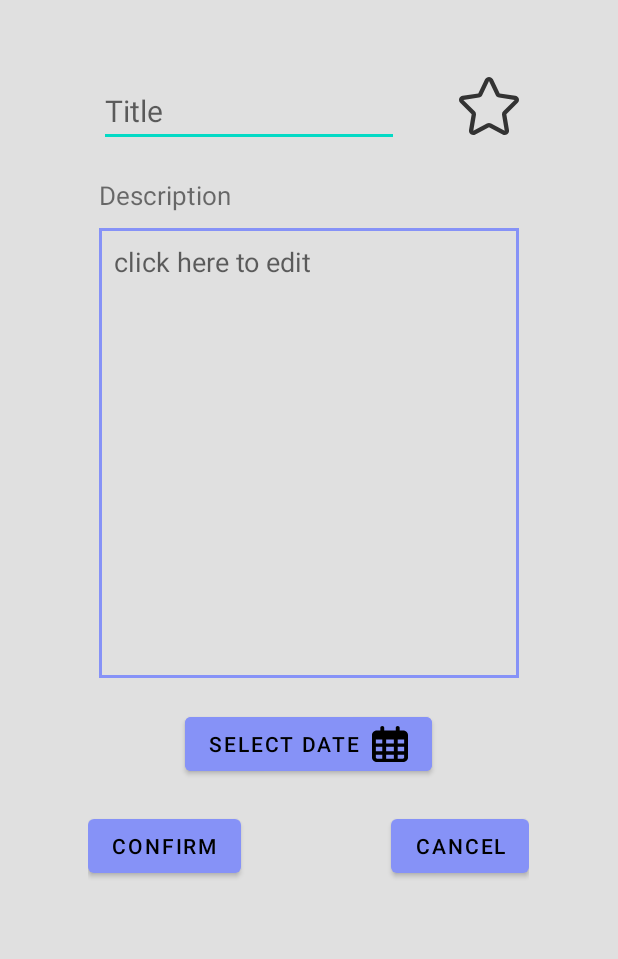
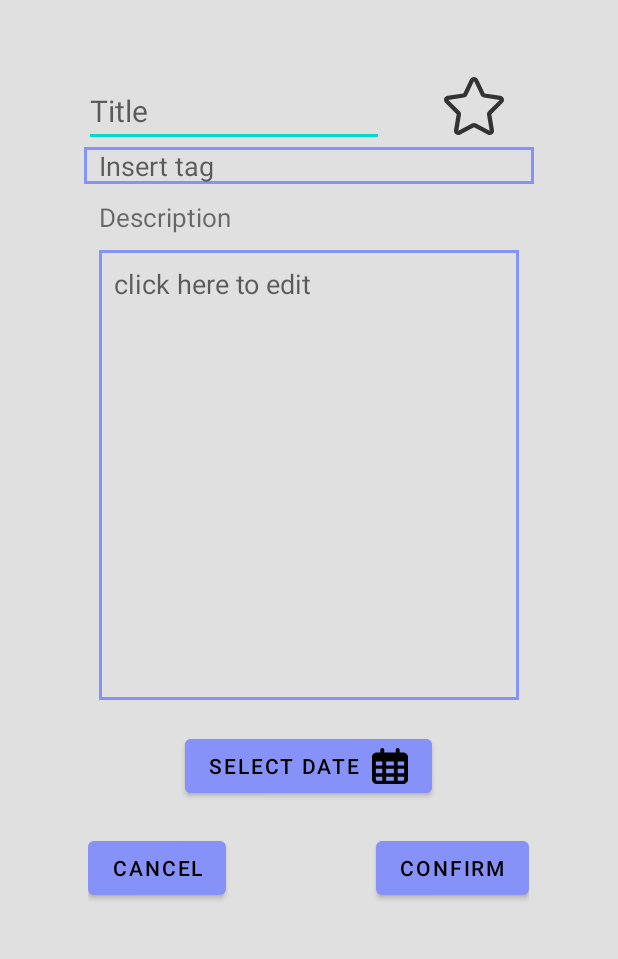
Before and after one commit to CrazyPingu/TaskBud, an Android app: the EditTodoHabit screen opened directly, with no data from a screen before it, on a phone screen of 412 x 824 dp, the part 150-1109 px from its top. Run offline under Robolectric (Android 15) with nearby library versions, the phone set to English and light mode, and no system bars.

Commit message:
Add habits now works

```diff
--- a/app/src/main/java/com/mobile/todo/EditTodoHabit.kt
+++ b/app/src/main/java/com/mobile/todo/EditTodoHabit.kt
@@ -1,12 +1,20 @@
 package com.mobile.todo
 
+import android.app.Activity
 import android.app.DatePickerDialog
 import android.content.Context
 import android.content.Intent
 import android.os.Bundle
+import android.util.Log
 import android.view.View
 import android.widget.Button
+import android.widget.EditText
+import android.widget.Toast
 import androidx.appcompat.app.AppCompatActivity
+import com.mobile.todo.database.AppDatabase
+import com.mobile.todo.database.dataset.Habit
+import kotlinx.coroutines.GlobalScope
+import kotlinx.coroutines.launch
 import java.util.*
 
 class EditTodoHabit : AppCompatActivity() {
@@ -16,6 +24,8 @@ class EditTodoHabit : AppCompatActivity() {
         setContentView(R.layout.activity_edit_text)
 
         val dateButton = findViewById<Button>(R.id.date)
+        val title = findViewById<EditText>(R.id.title)
+        val description = findViewById<EditText>(R.id.description)
 
         if (intent.hasExtra(EXTRA_DATA)) {
             val data = intent.getSerializableExtra(EXTRA_DATA) as TYPE
@@ -32,20 +42,49 @@ class EditTodoHabit : AppCompatActivity() {
             val day = c.get(Calendar.DAY_OF_MONTH)
 
             // Date Picker Dialog
-            val dpd = DatePickerDialog(this, DatePickerDialog.OnDateSetListener { _, year, monthOfYear, dayOfMonth ->
-                // Display Selected date in text view
-                dateButton.text = "$dayOfMonth/${monthOfYear + 1}/$year"
-            }, year, month, day)
+            val dpd = DatePickerDialog(
+                this,
+                DatePickerDialog.OnDateSetListener { _, year, monthOfYear, dayOfMonth ->
+                    // Display Selected date in text view
+                    dateButton.text = "$dayOfMonth/${monthOfYear + 1}/$year"
+                },
+                year,
+                month,
+                day
+            )
             dpd.show() // Show DatePickerDialog
+        }
+
+        findViewById<Button>(R.id.confirm).setOnClickListener {
+            if(title.text.toString() == ""){
+                Toast.makeText(this, "Title must not be empty", Toast.LENGTH_SHORT).show()
+                return@setOnClickListener
+            }
+            GlobalScope.launch {
+                AppDatabase.getDatabase(this@EditTodoHabit).habitDao().insertHabit(
+                    Habit(
+                        title.text.toString(),
+                        description.text.toString(),
+                        HomePage.USER_ID.toInt()
+                    )
+                )
+                startActivity(Intent(this@EditTodoHabit, HomePage::class.java))
+            }
+        }
+
+        findViewById<Button>(R.id.cancel).setOnClickListener {
+            onBackPressed()
         }
     }
 
     companion object {
         private const val EXTRA_DATA = "type"
+
         enum class TYPE {
             HABIT,
             TODO
         }
+
         fun newInstance(context: Context, data: TYPE): Intent {
             return Intent(context, EditTodoHabit::class.java).apply {
                 putExtra(EXTRA_DATA, data)
--- a/app/src/main/java/com/mobile/todo/database/AppDatabase.kt
+++ b/app/src/main/java/com/mobile/todo/database/AppDatabase.kt
@@ -25,7 +25,6 @@ abstract class AppDatabase : RoomDatabase() {
     abstract fun badgeDao(): BadgeDao
     abstract fun userBadgeDao(): UserBadgeDao
 
-
     companion object {
 
         @Volatile
@@ -35,12 +34,9 @@ abstract class AppDatabase : RoomDatabase() {
 
             val tempInstance = INSTANCE
             if(tempInstance != null) {
-
                 return tempInstance
-
             }
             synchronized(this) {
-
                 val instance = Room.databaseBuilder(
                     context.applicationContext,
                     AppDatabase::class.java,
--- a/app/src/main/java/com/mobile/todo/database/dao/UserDao.kt
+++ b/app/src/main/java/com/mobile/todo/database/dao/UserDao.kt
@@ -7,10 +7,10 @@ import com.mobile.todo.database.dataset.User
 interface UserDao {
 
     @Insert(onConflict = OnConflictStrategy.IGNORE)
-    suspend fun insertUser(user: User)
+    fun insertUser(user: User)
 
     @Delete
-    suspend fun deleteUser(user: User)
+    fun deleteUser(user: User)
 
     @Query("SELECT * FROM user WHERE username = :username and password = :password LIMIT 1;")
     fun getUser(username: String, password: String): User
--- a/app/src/main/res/layout/activity_edit_text.xml
+++ b/app/src/main/res/layout/activity_edit_text.xml
@@ -32,7 +32,18 @@
             android:layout_toEndOf="@+id/title"
             android:src="@drawable/star_icon_empty" />
 
+        <EditText
+            android:id="@+id/tag"
+            android:layout_width="300dp"
+            android:layout_height="wrap_content"
+            android:layout_below="@id/title"
+            android:background="@drawable/background_square"
+            android:hint="Insert tag"
+            android:paddingStart="10dp"
+            android:paddingEnd="10dp" />
+
     </RelativeLayout>
+
 
     <RelativeLayout
         android:id="@+id/description_container"
@@ -40,7 +51,7 @@
         android:layout_height="wrap_content"
         android:layout_below="@+id/title_container"
         android:layout_centerHorizontal="true"
-        android:layout_marginTop="20dp">
+        android:layout_marginTop="10dp">
 
         <TextView
             android:id="@+id/title_description"
@@ -50,6 +61,7 @@
             android:textSize="17dp" />
 
         <EditText
+            android:id="@+id/description"
             android:layout_width="300dp"
             android:layout_height="300dp"
             android:layout_below="@+id/title_description"
@@ -82,18 +94,18 @@
         android:layout_marginTop="20dp">
 
         <Button
+            android:id="@+id/cancel"
+            android:layout_width="wrap_content"
+            android:layout_height="wrap_content"
+            android:text="@string/cancel" />
+
+        <Button
             android:id="@+id/confirm"
             android:layout_width="wrap_content"
             android:layout_height="wrap_content"
+            android:layout_marginStart="100dp"
+            android:layout_toEndOf="@+id/cancel"
             android:text="@string/confirm" />
-
-        <Button
-            android:id="@+id/cancel"
-            android:layout_width="wrap_content"
-            android:layout_height="wrap_content"
-            android:layout_marginStart="100dp"
-            android:layout_toEndOf="@+id/confirm"
-            android:text="@string/cancel" />
 
     </RelativeLayout>
 
```
Also changed, not shown: app/src/main/java/com/mobile/todo/database/dao/HabitDao.kt (+8 -3 lines), app/src/main/java/com/mobile/todo/database/dataset/Habit.kt (+3 -4 lines), app/src/main/java/com/mobile/todo/fragment/HabitPage.kt (+10 -0 lines).
